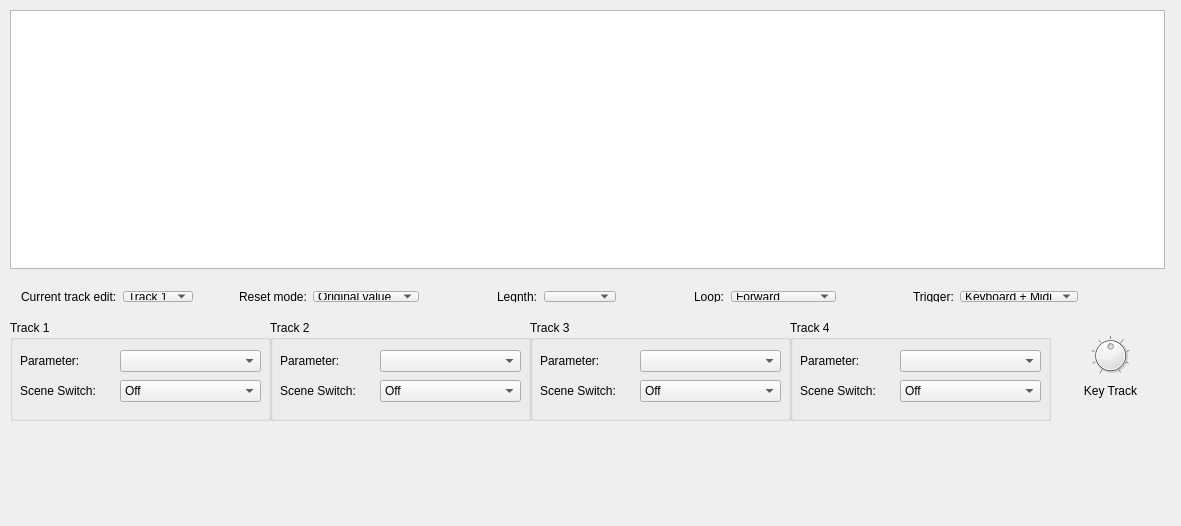
First picture: the form in src/View/FreeEGWidget.ui, repository thefinalcutbg/QAN1xEditor, before the edit.
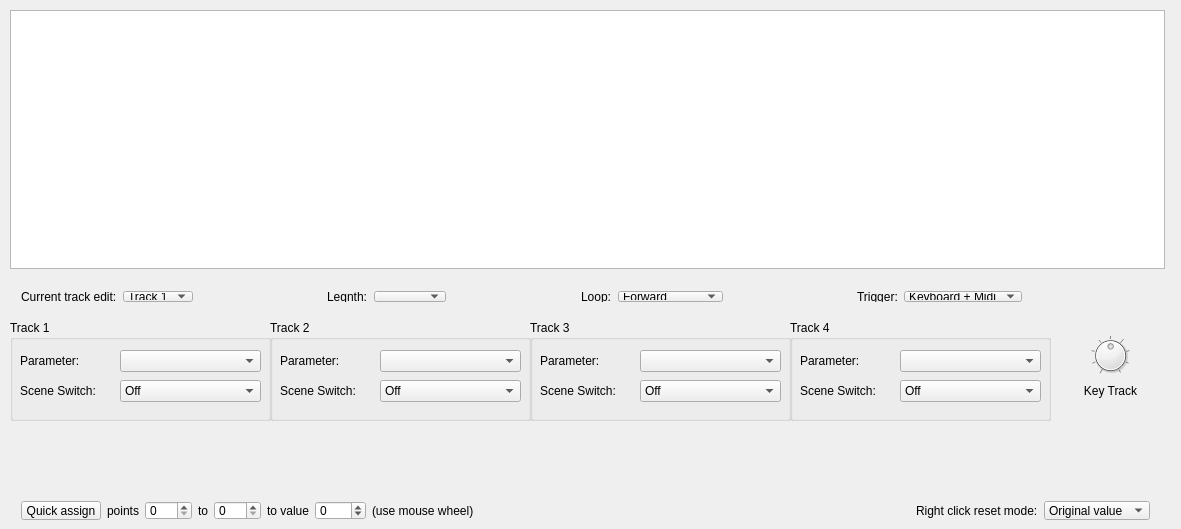
Second picture: the form after the edit. Custom widgets are drawn as their Qt base class.

Commit message: free eg quick assign option added

What changed in the file:
```diff
--- a/src/View/FreeEGWidget.ui
+++ b/src/View/FreeEGWidget.ui
@@ -7,7 +7,7 @@
     <x>0</x>
     <y>0</y>
     <width>1181</width>
-    <height>526</height>
+    <height>529</height>
    </rect>
   </property>
   <property name="minimumSize">
@@ -469,43 +469,6 @@
       </item>
      </widget>
     </item>
-    <item>
-     <spacer name="horizontalSpacer_4">
-      <property name="orientation">
-       <enum>Qt::Horizontal</enum>
-      </property>
-      <property name="sizeType">
-       <enum>QSizePolicy::Preferred</enum>
-      </property>
-      <property name="sizeHint" stdset="0">
-       <size>
-        <width>40</width>
-        <height>20</height>
-       </size>
-      </property>
-     </spacer>
-    </item>
-    <item>
-     <widget class="QLabel" name="label_13">
-      <property name="text">
-       <string>Reset mode:</string>
-      </property>
-     </widget>
-    </item>
-    <item>
-     <widget class="QComboBox" name="resetMode">
-      <item>
-       <property name="text">
-        <string>Original value</string>
-       </property>
-      </item>
-      <item>
-       <property name="text">
-        <string>Null value</string>
-       </property>
-      </item>
-     </widget>
-    </item>
     <item>
      <spacer name="horizontalSpacer_5">
       <property name="orientation">
@@ -642,6 +605,137 @@
     </item>
    </layout>
   </widget>
+  <widget class="QWidget" name="layoutWidget">
+   <property name="geometry">
+    <rect>
+     <x>10</x>
+     <y>490</y>
+     <width>1151</width>
+     <height>41</height>
+    </rect>
+   </property>
+   <layout class="QVBoxLayout" name="verticalLayout">
+    <item>
+     <layout class="QHBoxLayout" name="horizontalLayout_2">
+      <item>
+       <widget class="QPushButton" name="assignButton">
+        <property name="text">
+         <string>Quick assign</string>
+        </property>
+       </widget>
+      </item>
+      <item>
+       <widget class="QLabel" name="label_14">
+        <property name="text">
+         <string>points</string>
+        </property>
+       </widget>
+      </item>
+      <item>
+       <widget class="QSpinBox" name="fromSpin">
+        <property name="minimum">
+         <number>0</number>
+        </property>
+        <property name="maximum">
+         <number>191</number>
+        </property>
+       </widget>
+      </item>
+      <item>
+       <widget class="QLabel" name="label_15">
+        <property name="text">
+         <string>to</string>
+        </property>
+       </widget>
+      </item>
+      <item>
+       <widget class="QSpinBox" name="toSpin">
+        <property name="maximum">
+         <number>191</number>
+        </property>
+        <property name="value">
+         <number>0</number>
+        </property>
+       </widget>
+      </item>
+      <item>
+       <widget class="QLabel" name="label_16">
+        <property name="text">
+         <string>to value</string>
+        </property>
+       </widget>
+      </item>
+      <item>
+       <widget class="QSpinBox" name="valueSpin">
+        <property name="minimum">
+         <number>-128</number>
+        </property>
+        <property name="maximum">
+         <number>127</number>
+        </property>
+        <property name="value">
+         <number>0</number>
+        </property>
+       </widget>
+      </item>
+      <item>
+       <widget class="QLabel" name="label_17">
+        <property name="text">
+         <string>(use mouse wheel)</string>
+        </property>
+       </widget>
+      </item>
+      <item>
+       <spacer name="horizontalSpacer_6">
+        <property name="orientation">
+         <enum>Qt::Horizontal</enum>
+        </property>
+        <property name="sizeHint" stdset="0">
+         <size>
+          <width>40</width>
+          <height>20</height>
+         </size>
+        </property>
+       </spacer>
+      </item>
+      <item>
+       <widget class="QLabel" name="label_13">
+        <property name="text">
+         <string>Right click reset mode:</string>
+        </property>
+       </widget>
+      </item>
+      <item>
+       <widget class="QComboBox" name="resetMode">
+        <item>
+         <property name="text">
+          <string>Original value</string>
+         </property>
+        </item>
+        <item>
+         <property name="text">
+          <string>Null value</string>
+         </property>
+        </item>
+       </widget>
+      </item>
+     </layout>
+    </item>
+    <item>
+     <spacer name="verticalSpacer">
+      <property name="orientation">
+       <enum>Qt::Vertical</enum>
+      </property>
+      <property name="sizeHint" stdset="0">
+       <size>
+        <width>20</width>
+        <height>40</height>
+       </size>
+      </property>
+     </spacer>
+    </item>
+   </layout>
+  </widget>
  </widget>
  <layoutdefault spacing="6" margin="11"/>
  <customwidgets>
```
The commit also changes 3 other files.
